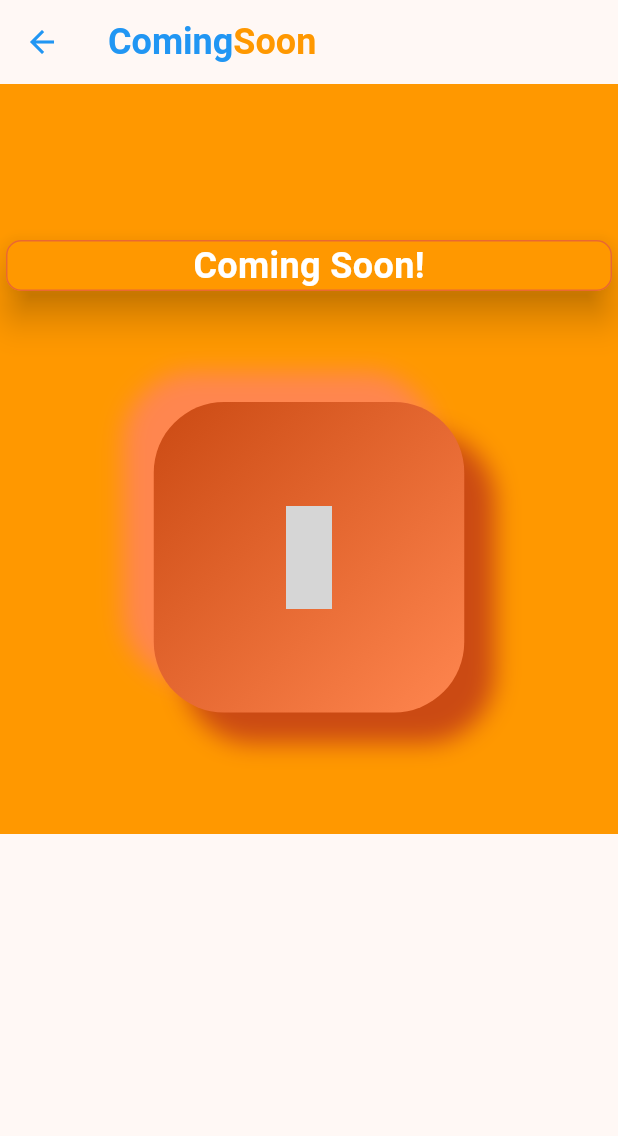
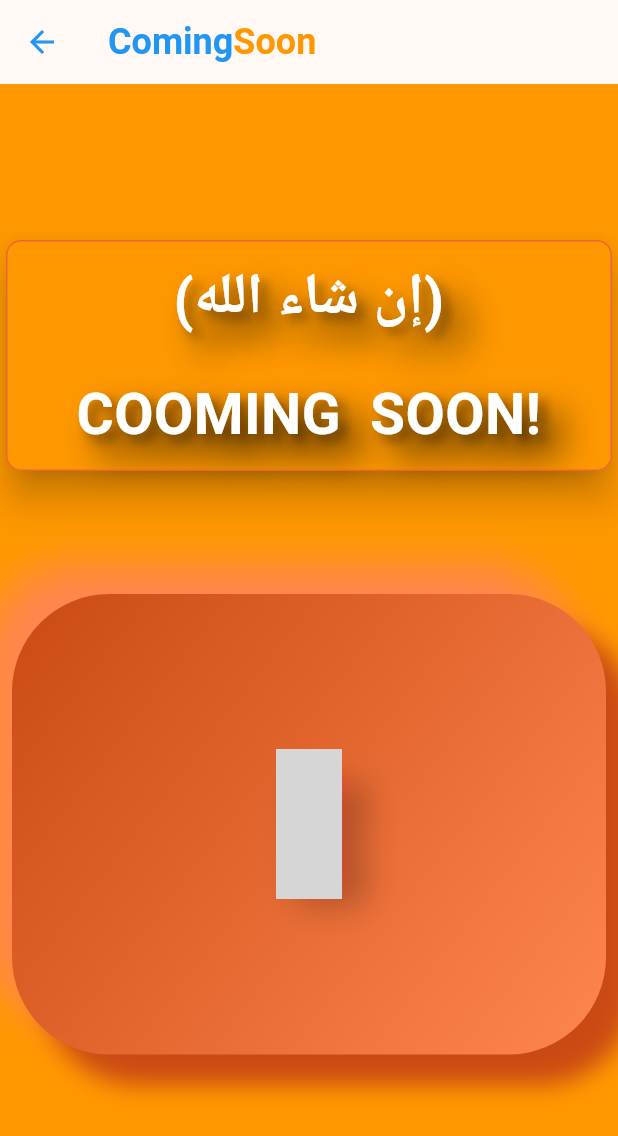
Before and after one commit to shossain786/tasbih, a Flutter app: the ComingSoonPage screen opened by its route, on a phone screen of 412 x 824 dp. Shown: the top 1136 px of the screen. Run offline on Flutter 3.47's test engine with Material 3 defaults, Android fonts, the light colour scheme and no system bars; our stand-ins replace shared_preferences; missing offline and left inert: flutter_islamic_icons, flutter_vibrate; accounts and stored records are empty; grey boxes are pictures that could not be loaded.

Commit message:
new changes added

```diff
--- a/lib/about_us.dart
+++ b/lib/about_us.dart
@@ -50,10 +50,14 @@ class AboutUsPage extends StatelessWidget {
             ),
             SizedBox(height: 16),
             Text(
+              'All the informations are taken from proved imalic books followed by Ahl eSunnat wal Jamat. In case of any concern please raise a concer or directly connect with me at email id the geiven below.',
+            ),
+            SizedBox(height: 10),
+            Text(
               'We are continuously working on improving and adding new features to enhance your reading experience. If you have any suggestions, issues, or feedback, feel free to reach out to us at:',
               style: TextStyle(fontSize: 16),
             ),
-            SizedBox(height: 4),
+            SizedBox(height: 10),
             Row(
               children: [
                 Icon(Icons.email, color: Color.fromARGB(255, 3, 36, 94)),
@@ -61,6 +65,7 @@ class AboutUsPage extends StatelessWidget {
                 Text(
                   'sddmhossain786@gmail.com',
                   style: TextStyle(
+                    fontSize: 15,
                     fontStyle: FontStyle.italic,
                     color: Color.fromARGB(255, 3, 36, 94),
                     fontWeight: FontWeight.bold,
--- a/lib/screens/coming_soon.dart
+++ b/lib/screens/coming_soon.dart
@@ -9,14 +9,13 @@ class ComingSoonPage extends StatelessWidget {
   Widget build(BuildContext context) {
     return Scaffold(
       appBar: myCustomAppBar(context, 'Coming', 'Soon'),
-      body: SingleChildScrollView(
-        child: Container(
-          width: 500.0,
-          height: 500.0,
+      body: Container(
+        width: double.infinity,
+        height: double.infinity,
         color: Colors.orange,
-          alignment: Alignment.center,
-          transformAlignment: Alignment.center,
+        child: SingleChildScrollView(
           child: Column(
+            mainAxisAlignment: MainAxisAlignment.center,
             children: [
               const SizedBox(height: 100),
               const Card(
@@ -29,24 +28,40 @@ class ComingSoonPage extends StatelessWidget {
                 ),
                 child: Center(
                   child: Text(
-                    'Coming Soon!',
+                    '(إن شاء الله)\nCOOMING  SOON!',
+                    textAlign: TextAlign.center,
                     style: TextStyle(
-                      fontSize: 24,
+                      fontSize: 38,
                       fontWeight: FontWeight.bold,
                       color: Colors.white,
+                      height: 2,
+                      shadows: <Shadow>[
+                        Shadow(
+                          offset: Offset(15.0, 15.0),
+                          blurRadius: 30.0,
+                          color: Color.fromARGB(255, 0, 0, 0),
+                        ),
+                        Shadow(
+                          offset: Offset(5.0, 5.0),
+                          blurRadius: 8.0,
+                          color: Colors.black38,
+                        ),
+                      ],
                     ),
                   ),
                 ),
               ),
               const SizedBox(height: 70),
-              Container(
+              Padding(
+                padding: const EdgeInsets.all(8.0),
+                child: Container(
                   color: Colors.orange,
                   child: Container(
-                  width: 207,
-                  height: 207,
+                    width: double.infinity,
+                    height: 307,
                     decoration: BoxDecoration(
-                    color: const Color(0xffe96831),
-                    borderRadius: BorderRadius.circular(47),
+                      color: Colors.orange,
+                      borderRadius: BorderRadius.circular(65),
                       gradient: const LinearGradient(
                         begin: Alignment.topLeft,
                         end: Alignment.bottomRight,
@@ -59,7 +74,7 @@ class ComingSoonPage extends StatelessWidget {
                         BoxShadow(
                           color: Color(0xffff864f),
                           offset: Offset(-20.0, -20.0),
-                        blurRadius: 13,
+                          blurRadius: 23,
                           spreadRadius: 0.0,
                         ),
                         BoxShadow(
@@ -71,9 +86,22 @@ class ComingSoonPage extends StatelessWidget {
                       ],
                     ),
                     child: const Icon(
-                    FlutterIslamicIcons.mosque,
-                    size: 69,
-                    color: Colors.amber,
+                      FlutterIslamicIcons.islam,
+                      size: 100,
+                      color: Colors.white,
+                      shadows: [
+                        Shadow(
+                          blurRadius: 30.0,
+                          offset: Offset(15.0, 15.0),
+                          color: Colors.black,
+                        ),
+                        Shadow(
+                          blurRadius: 10.0,
+                          offset: Offset(5.0, 5.0),
+                          color: Colors.red,
+                        )
+                      ],
+                    ),
                   ),
                 ),
               ),
--- a/lib/screens/dua1.dart
+++ b/lib/screens/dua1.dart
@@ -121,10 +121,10 @@ class _DuaScreenState extends State<DuaScreen> {
             tabs: groupedDuas.keys.map((category) {
               return Tab(
                 text: category,
-                icon: const Icon(
-                  FlutterIslamicIcons.islam,
-                  size: 15,
-                ),
+                // icon: const Icon(
+                //   FlutterIslamicIcons.islam,
+                //   size: 15,
+                // ),
               );
             }).toList(),
           ),
```
Lines whose indentation alone changed are shown as unchanged.
